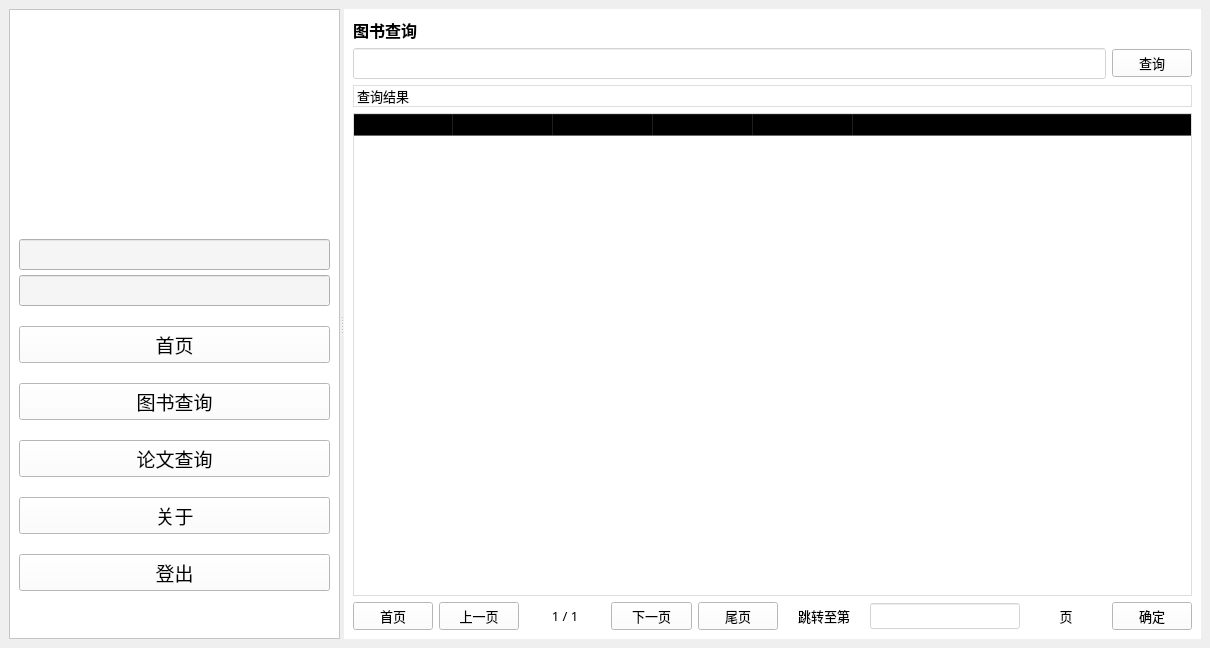
The window that client/frontend/mainWin.ui (sophiefy/WHU-MMS) describes before a commit, drawn with Qt 5.
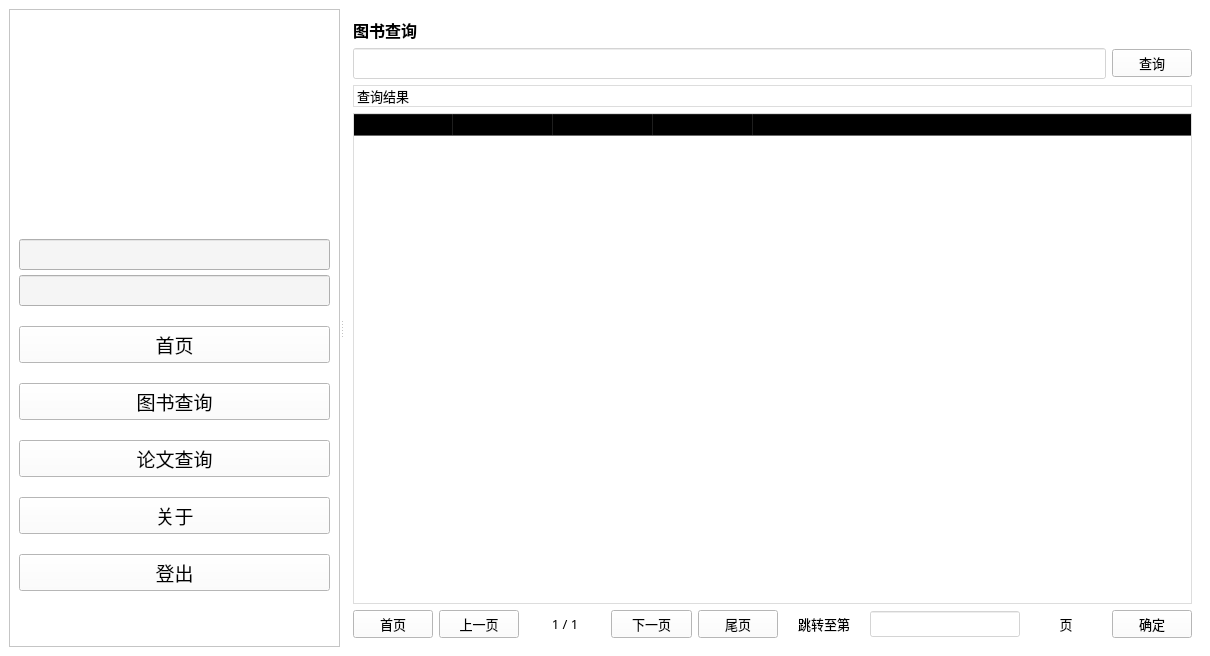
The same window after the commit. The open tabs and pages were chosen to show the change. Icons and pictures are not drawn.

Commit message: 删除图书检索条目中“类别”项

Diff of the .ui file:
```diff
--- a/client/frontend/mainWin.ui
+++ b/client/frontend/mainWin.ui
@@ -7,7 +7,7 @@
     <x>0</x>
     <y>0</y>
     <width>1210</width>
-    <height>648</height>
+    <height>656</height>
    </rect>
   </property>
   <property name="minimumSize">
@@ -16,6 +16,70 @@
     <height>0</height>
    </size>
   </property>
+  <property name="palette">
+   <palette>
+    <active>
+     <colorrole role="Base">
+      <brush brushstyle="SolidPattern">
+       <color alpha="255">
+        <red>255</red>
+        <green>255</green>
+        <blue>255</blue>
+       </color>
+      </brush>
+     </colorrole>
+     <colorrole role="Window">
+      <brush brushstyle="SolidPattern">
+       <color alpha="255">
+        <red>255</red>
+        <green>255</green>
+        <blue>255</blue>
+       </color>
+      </brush>
+     </colorrole>
+    </active>
+    <inactive>
+     <colorrole role="Base">
+      <brush brushstyle="SolidPattern">
+       <color alpha="255">
+        <red>255</red>
+        <green>255</green>
+        <blue>255</blue>
+       </color>
+      </brush>
+     </colorrole>
+     <colorrole role="Window">
+      <brush brushstyle="SolidPattern">
+       <color alpha="255">
+        <red>255</red>
+        <green>255</green>
+        <blue>255</blue>
+       </color>
+      </brush>
+     </colorrole>
+    </inactive>
+    <disabled>
+     <colorrole role="Base">
+      <brush brushstyle="SolidPattern">
+       <color alpha="255">
+        <red>255</red>
+        <green>255</green>
+        <blue>255</blue>
+       </color>
+      </brush>
+     </colorrole>
+     <colorrole role="Window">
+      <brush brushstyle="SolidPattern">
+       <color alpha="255">
+        <red>255</red>
+        <green>255</green>
+        <blue>255</blue>
+       </color>
+      </brush>
+     </colorrole>
+    </disabled>
+   </palette>
+  </property>
   <property name="font">
    <font>
     <family>微软雅黑</family>
@@ -501,11 +565,6 @@
              <string>出版社</string>
             </property>
            </column>
-           <column>
-            <property name="text">
-             <string>类别</string>
-            </property>
-           </column>
            <column>
             <property name="text">
              <string>出版时间</string>
```
Left out of the diff: 32 changed lines with no effect on the pictures. The commit also changes 6 other files.
